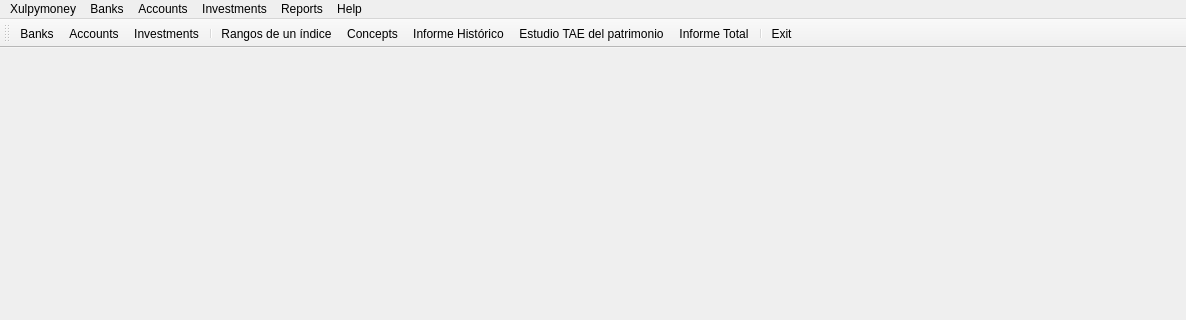
The window that ui/frmMain.ui (turulomio/xulpymoney) describes before a commit, drawn with Qt 5; both pictures show x 0 to 1186 and y 0 to 320 of the 1186 by 625 pixel window.
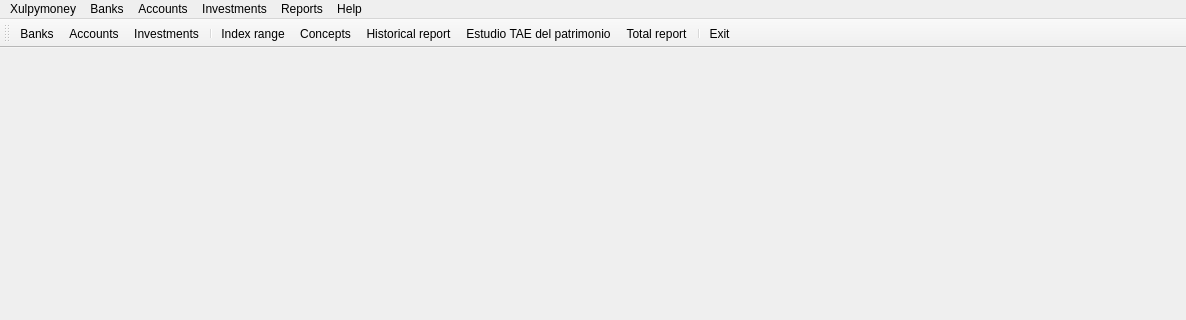
The same window after the commit. Icons and pictures are not drawn.

Patch:
```diff
--- a/ui/frmMain.ui
+++ b/ui/frmMain.ui
@@ -175,7 +175,7 @@
      <normaloff>:/xulpymoney/report.png</normaloff>:/xulpymoney/report.png</iconset>
    </property>
    <property name="text">
-    <string>&amp;Rangos de un índice</string>
+    <string>Index range</string>
    </property>
    <property name="toolTip">
     <string>Rangos de un índice</string>
@@ -232,7 +232,7 @@
      <normaloff>:/xulpymoney/report2.png</normaloff>:/xulpymoney/report2.png</iconset>
    </property>
    <property name="text">
-    <string>Informe &amp;Total</string>
+    <string>Total report</string>
    </property>
    <property name="toolTip">
     <string>Informe total</string>
@@ -244,7 +244,7 @@
      <normaloff>:/xulpymoney/history2.png</normaloff>:/xulpymoney/history2.png</iconset>
    </property>
    <property name="text">
-    <string>Informe Histórico</string>
+    <string>Historical report</string>
    </property>
   </action>
   <action name="actionCuentas">
```
Left out of the diff: 2 changed lines with no effect on the pictures.
